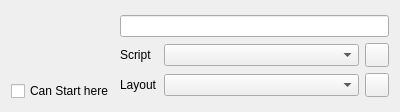
Old version of the form src/Systems/Nodes/SceneNodeModelWidget.ui in the repository RemotelyChaotic/JOIPEngine.
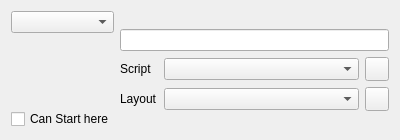
New version of the form. Custom widgets are drawn as their Qt base class.

Commit message: Added scene mode flag

```diff
--- a/src/Systems/Nodes/SceneNodeModelWidget.ui
+++ b/src/Systems/Nodes/SceneNodeModelWidget.ui
@@ -7,7 +7,7 @@
     <x>0</x>
     <y>0</y>
     <width>400</width>
-    <height>105</height>
+    <height>131</height>
    </rect>
   </property>
   <property name="sizePolicy">
@@ -41,7 +41,7 @@
       <property name="bottomMargin">
        <number>0</number>
       </property>
-      <item row="0" column="1">
+      <item row="1" column="1">
        <widget class="CSelectableResourceLabel" name="FileIcon" native="true">
         <property name="sizePolicy">
          <sizepolicy hsizetype="Fixed" vsizetype="Fixed">
@@ -66,33 +66,7 @@
         </property>
        </widget>
       </item>
-      <item row="0" column="2">
-       <spacer name="horizontalSpacer">
-        <property name="orientation">
-         <enum>Qt::Horizontal</enum>
-        </property>
-        <property name="sizeHint" stdset="0">
-         <size>
-          <width>0</width>
-          <height>20</height>
-         </size>
-        </property>
-       </spacer>
-      </item>
-      <item row="0" column="0">
-       <spacer name="horizontalSpacer_2">
-        <property name="orientation">
-         <enum>Qt::Horizontal</enum>
-        </property>
-        <property name="sizeHint" stdset="0">
-         <size>
-          <width>0</width>
-          <height>20</height>
-         </size>
-        </property>
-       </spacer>
-      </item>
-      <item row="1" column="0" colspan="3">
+      <item row="2" column="0" colspan="3">
        <widget class="QCheckBox" name="pCanStartHere">
         <property name="sizePolicy">
          <sizepolicy hsizetype="Fixed" vsizetype="Fixed">
@@ -105,6 +79,35 @@
         </property>
        </widget>
       </item>
+      <item row="1" column="2">
+       <spacer name="horizontalSpacer">
+        <property name="orientation">
+         <enum>Qt::Horizontal</enum>
+        </property>
+        <property name="sizeHint" stdset="0">
+         <size>
+          <width>0</width>
+          <height>20</height>
+         </size>
+        </property>
+       </spacer>
+      </item>
+      <item row="1" column="0">
+       <spacer name="horizontalSpacer_2">
+        <property name="orientation">
+         <enum>Qt::Horizontal</enum>
+        </property>
+        <property name="sizeHint" stdset="0">
+         <size>
+          <width>0</width>
+          <height>20</height>
+         </size>
+        </property>
+       </spacer>
+      </item>
+      <item row="0" column="0" colspan="3">
+       <widget class="QComboBox" name="pSceneModeComboBox"/>
+      </item>
      </layout>
     </widget>
    </item>
```
The commit also changes 8 other files.
